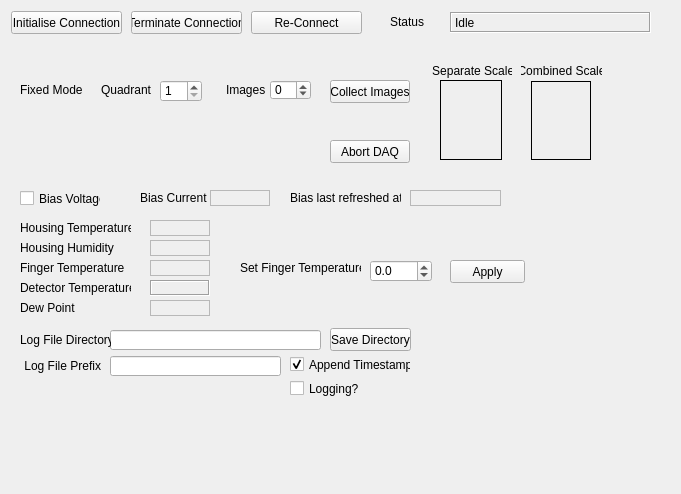
Qt form STFC/HexitecGigEProject/trunk/HexitecGigE/detectorcontrolform.ui (stfc-detectors/hexitec) before a commit.
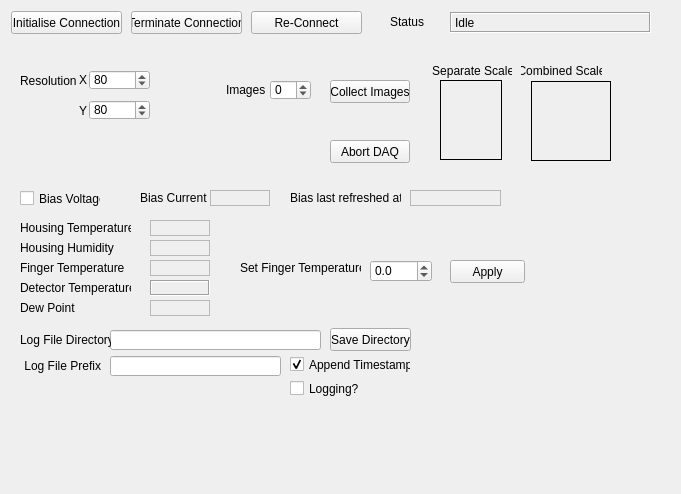
The same form after that commit.

Diff of the .ui file:
```diff
--- a/STFC/HexitecGigEProject/trunk/HexitecGigE/detectorcontrolform.ui
+++ b/STFC/HexitecGigEProject/trunk/HexitecGigE/detectorcontrolform.ui
@@ -18,8 +18,8 @@
     <rect>
      <x>531</x>
      <y>81</y>
-     <width>60</width>
-     <height>79</height>
+     <width>80</width>
+     <height>80</height>
     </rect>
    </property>
    <property name="frameShape">
@@ -77,25 +77,6 @@
     <string/>
    </property>
   </widget>
-  <widget class="QLabel" name="quadrantLabel">
-   <property name="geometry">
-    <rect>
-     <x>100</x>
-     <y>80</y>
-     <width>51</width>
-     <height>20</height>
-    </rect>
-   </property>
-   <property name="layoutDirection">
-    <enum>Qt::LeftToRight</enum>
-   </property>
-   <property name="text">
-    <string>Quadrant</string>
-   </property>
-   <property name="alignment">
-    <set>Qt::AlignRight|Qt::AlignTrailing|Qt::AlignVCenter</set>
-   </property>
-  </widget>
   <widget class="QLabel" name="image3Label">
    <property name="geometry">
     <rect>
@@ -112,25 +93,6 @@
     <string/>
    </property>
   </widget>
-  <widget class="QSpinBox" name="quadrant">
-   <property name="geometry">
-    <rect>
-     <x>160</x>
-     <y>80</y>
-     <width>42</width>
-     <height>22</height>
-    </rect>
-   </property>
-   <property name="minimum">
-    <number>1</number>
-   </property>
-   <property name="maximum">
-    <number>4</number>
-   </property>
-   <property name="value">
-    <number>1</number>
-   </property>
-  </widget>
   <widget class="QLabel" name="detectorTemperature">
    <property name="geometry">
     <rect>
@@ -313,19 +275,6 @@
     <string/>
    </property>
   </widget>
-  <widget class="QLabel" name="dataAcquisitionModeLabel">
-   <property name="geometry">
-    <rect>
-     <x>20</x>
-     <y>80</y>
-     <width>71</width>
-     <height>20</height>
-    </rect>
-   </property>
-   <property name="text">
-    <string>Fixed Mode</string>
-   </property>
-  </widget>
   <widget class="QPushButton" name="terminateConnection">
    <property name="geometry">
     <rect>
@@ -753,6 +702,89 @@
     <string>Apply</string>
    </property>
   </widget>
+  <widget class="QSpinBox" name="xResolution">
+   <property name="geometry">
+    <rect>
+     <x>89</x>
+     <y>70</y>
+     <width>61</width>
+     <height>20</height>
+    </rect>
+   </property>
+   <property name="minimum">
+    <number>4</number>
+   </property>
+   <property name="maximum">
+    <number>16376</number>
+   </property>
+   <property name="singleStep">
+    <number>4</number>
+   </property>
+   <property name="value">
+    <number>80</number>
+   </property>
+  </widget>
+  <widget class="QLabel" name="dataAcquisitionModeLabel_3">
+   <property name="geometry">
+    <rect>
+     <x>79</x>
+     <y>104</y>
+     <width>10</width>
+     <height>13</height>
+    </rect>
+   </property>
+   <property name="text">
+    <string>Y</string>
+   </property>
+  </widget>
+  <widget class="QLabel" name="dataAcquisitionModeLabel_2">
+   <property name="geometry">
+    <rect>
+     <x>79</x>
+     <y>70</y>
+     <width>10</width>
+     <height>20</height>
+    </rect>
+   </property>
+   <property name="text">
+    <string>X</string>
+   </property>
+  </widget>
+  <widget class="QSpinBox" name="yResolution">
+   <property name="geometry">
+    <rect>
+     <x>89</x>
+     <y>100</y>
+     <width>61</width>
+     <height>20</height>
+    </rect>
+   </property>
+   <property name="minimum">
+    <number>1</number>
+   </property>
+   <property name="maximum">
+    <number>16383</number>
+   </property>
+   <property name="singleStep">
+    <number>1</number>
+   </property>
+   <property name="value">
+    <number>80</number>
+   </property>
+  </widget>
+  <widget class="QLabel" name="dataAcquisitionModeLabel_4">
+   <property name="geometry">
+    <rect>
+     <x>20</x>
+     <y>70</y>
+     <width>61</width>
+     <height>22</height>
+    </rect>
+   </property>
+   <property name="text">
+    <string>Resolution</string>
+   </property>
+  </widget>
  </widget>
  <resources/>
  <connections/>
```
